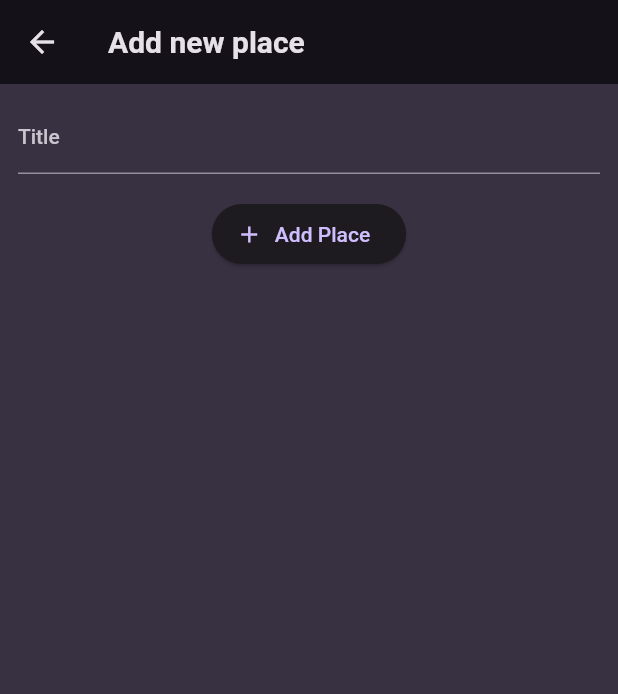
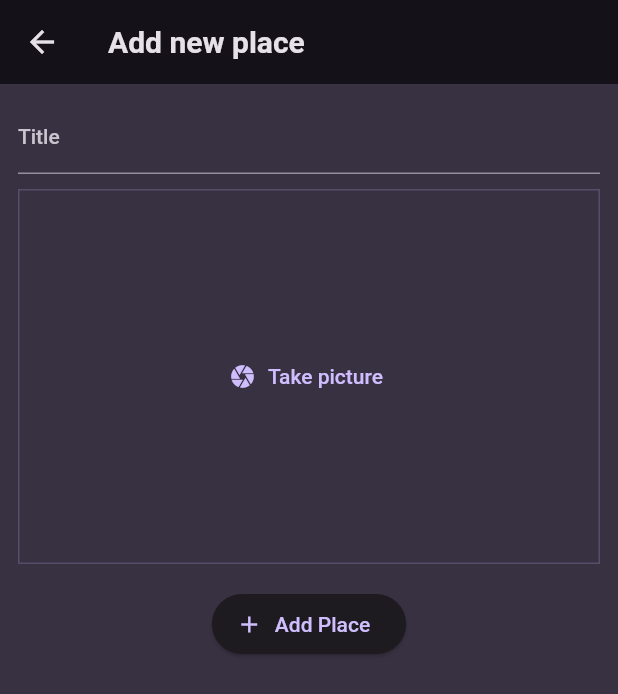
Before and after one commit to S13G/Kazana, a Flutter app: the AddPlaceScreen screen opened directly, on a phone screen of 412 x 824 dp. Shown: the top 694 px of the screen. Run offline on Flutter 3.47's test engine with Material 2 defaults, Android fonts, the phone set to English and light mode, and no system bars; our stand-ins replace flutter_riverpod, google_fonts.

Commit message:
setting up camera feature

```diff
--- a/lib/screens/add_place.dart
+++ b/lib/screens/add_place.dart
@@ -1,6 +1,7 @@
 import 'package:flutter/material.dart';
 import 'package:flutter_riverpod/flutter_riverpod.dart';
 import 'package:kazana/providers/user_places.dart';
+import 'package:kazana/widgets/image_input.dart';
 
 class AddPlaceScreen extends ConsumerStatefulWidget {
   const AddPlaceScreen({super.key});
@@ -49,6 +50,10 @@ class _AddPlaceScreenState extends ConsumerState<AddPlaceScreen> {
                 color: Theme.of(context).colorScheme.onBackground,
               ),
             ),
+
+            // Image Input
+            const SizedBox(height: 10),
+            const ImageInput(),
             const SizedBox(height: 16),
             ElevatedButton.icon(
               onPressed: _savePlace,
--- /dev/null
+++ b/lib/widgets/image_input.dart
@@ -0,0 +1,34 @@
+import 'package:flutter/material.dart';
+
+class ImageInput extends StatefulWidget {
+  const ImageInput({super.key});
+
+  @override
+  State<ImageInput> createState() {
+    return _ImageInput();
+  }
+}
+
+class _ImageInput extends State<ImageInput> {
+  void _takePicture() {}
+
+  @override
+  Widget build(BuildContext context) {
+    return Container(
+      decoration: BoxDecoration(
+        border: Border.all(
+          width: 1,
+          color: Theme.of(context).colorScheme.primary.withOpacity(0.2),
+        ),
+      ),
+      height: 250,
+      width: double.infinity,
+      alignment: Alignment.center,
+      child: TextButton.icon(
+        onPressed: _takePicture,
+        icon: const Icon(Icons.camera),
+        label: const Text('Take picture'),
+      ),
+    );
+  }
+}
```
